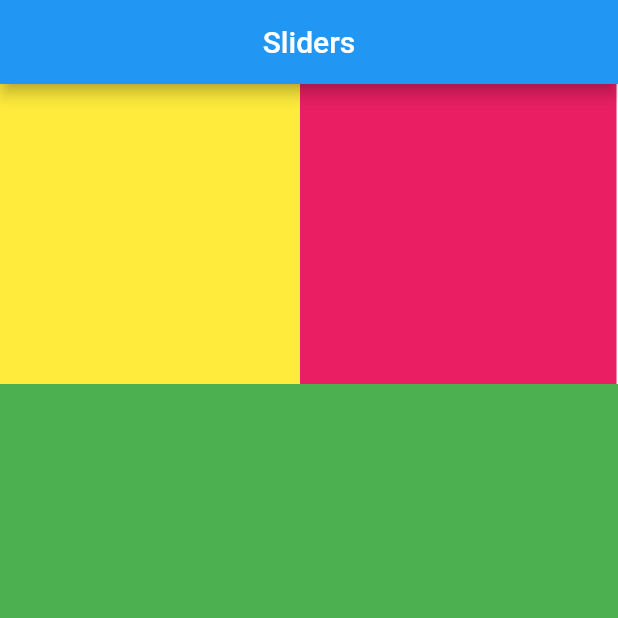
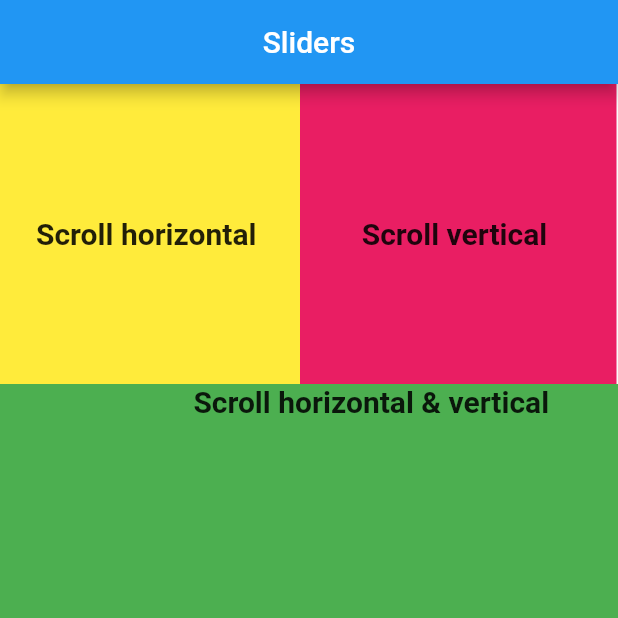
Before and after one commit to shuvamGtm/sliders, a Flutter app: the screen it shows after launch, on a phone screen of 412 x 824 dp, the top half of it. Run offline on Flutter 3.47's test engine with Material 2 defaults, Android fonts, the phone set to English and light mode, and no system bars.

Commit message:
just add text in the container and use of align widget

```diff
--- a/lib/home.dart
+++ b/lib/home.dart
@@ -27,7 +27,13 @@ class Sliders extends StatelessWidget {
                           height: 200,
                           width: 200,
                           color: Colors.yellow,
+                          child: Center(
+                            child: Text(
+                              "Scroll horizontal ",
+                              style: TextStyle(
+                                  fontSize: 20, fontWeight: FontWeight.bold),
                             ),
+                          )),
                       Container(
                         height: 200,
                         width: 200,
@@ -48,7 +54,13 @@ class Sliders extends StatelessWidget {
                       Container(
                           height: 200,
                           color: Colors.pink,
+                          child: Center(
+                            child: Text(
+                              "Scroll vertical ",
+                              style: TextStyle(
+                                  fontSize: 20, fontWeight: FontWeight.bold),
                             ),
+                          )),
                       Container(
                         height: 200,
                         color: Colors.deepOrange,
@@ -69,7 +81,14 @@ class Sliders extends StatelessWidget {
                       height: 1000,
                       width: 500,
                       color: Colors.green,
+                      child: Align(
+                        alignment: Alignment.topCenter,
+                        child: Text(
+                          "Scroll horizontal & vertical ",
+                          style: TextStyle(
+                              fontSize: 20, fontWeight: FontWeight.bold),
                         ),
+                      )),
                   Container(height: 1000, width: 500, color: Colors.brown)
                 ]),
               ),
```
Lines whose indentation alone changed are shown as unchanged.
